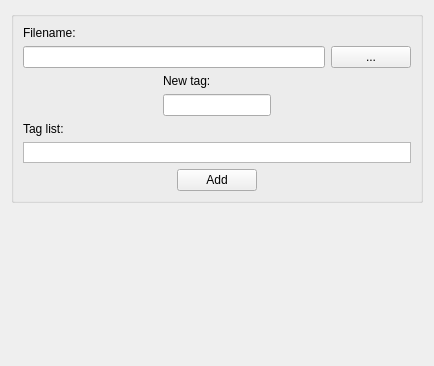
Above: editpage.ui from acraig5075/tag-a-file before the change. Below: the same form after it.
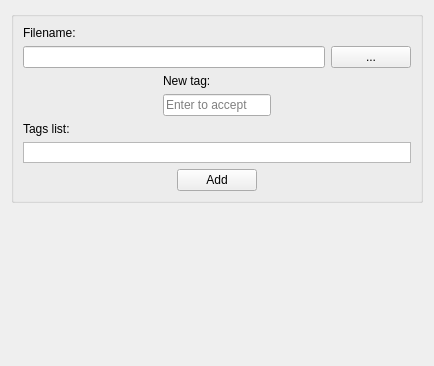
That is the form after the change. Custom widgets are drawn as their Qt base class.

Commit message: A few ui modifications for information purposes.

```diff
--- a/editpage.ui
+++ b/editpage.ui
@@ -78,7 +78,7 @@
              </sizepolicy>
             </property>
             <property name="placeholderText">
-             <string/>
+             <string>Enter to accept</string>
             </property>
            </widget>
           </item>
@@ -102,7 +102,7 @@
       <item>
        <widget class="QLabel" name="label">
         <property name="text">
-         <string>Tag list:</string>
+         <string>Tags list:</string>
         </property>
        </widget>
       </item>
```
The commit also changes 7 other files.
